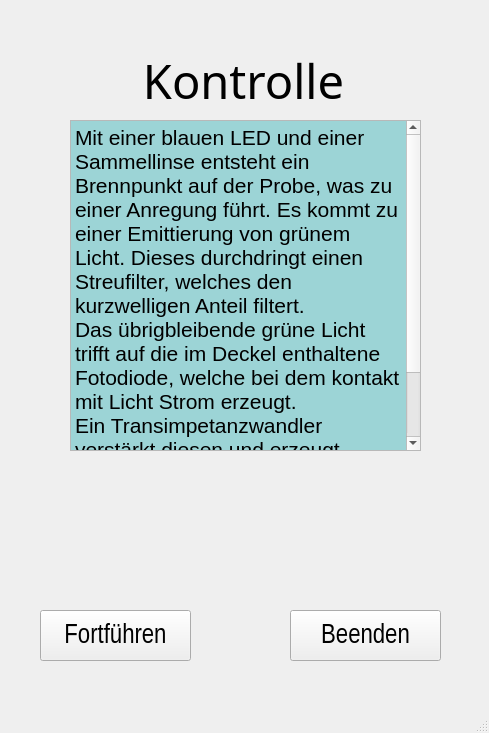
Before: the Qt Designer form dipl_Kontrolle/KontrollWindow_v1.ui in diplomarbeit-PCR/Diplomarbeit_PCR, drawn with Qt 5.
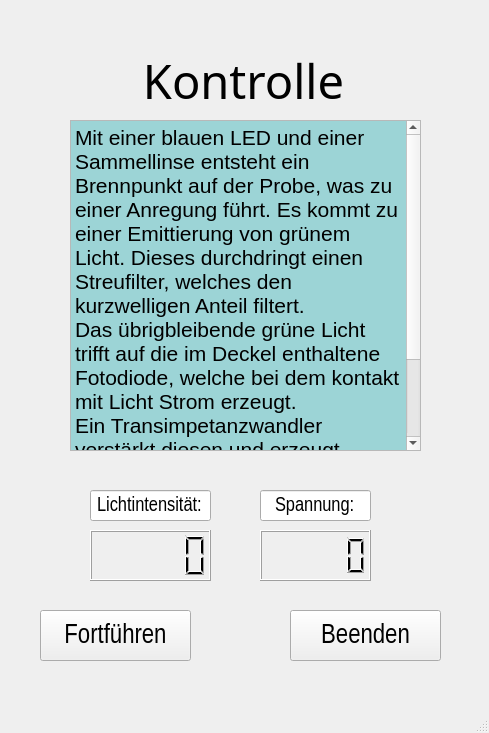
After: the same form once the commit is applied.

What changed in the file:
```diff
--- a/dipl_Kontrolle/KontrollWindow_v1.ui
+++ b/dipl_Kontrolle/KontrollWindow_v1.ui
@@ -34,7 +34,7 @@
 li.unchecked::marker { content: &quot;\2610&quot;; }
 li.checked::marker { content: &quot;\2612&quot;; }
 &lt;/style&gt;&lt;/head&gt;&lt;body style=&quot; font-family:'Segoe UI'; font-size:9pt; font-weight:400; font-style:normal;&quot; bgcolor=&quot;#9cd4d6&quot;&gt;
-&lt;p style=&quot; margin-top:12px; margin-bottom:12px; margin-left:0px; margin-right:0px; -qt-block-indent:0; text-indent:0px;&quot;&gt;&lt;span style=&quot; font-family:'Arial Narrow','sans-serif'; font-size:16pt;&quot;&gt;Mit einer blauen LED und einer Sammellinse entsteht ein Brennpunkt auf der Probe, was zu einer Anregung führt. Es kommt zu einer Emittierung von grünem Licht. Dieses durchdringt einen Streufilter, welches den kurzwelligen Anteil filtert.&lt;br /&gt;Das übrigbleibende grüne Licht trifft auf die im Deckel enthaltene Fotodiode, welche bei dem kontakt mit Licht Strom erzeugt. &lt;br /&gt;Ein Transimpetanzwandler verstärkt diesen und erzeugt Spannung. &lt;br /&gt;Der Arduino liest diese ein und misst daraus die Lichtintensität.&lt;/span&gt;&lt;/p&gt;&lt;/body&gt;&lt;/html&gt;</string>
+&lt;p style=&quot; margin-top:12px; margin-bottom:12px; margin-left:0px; margin-right:0px; -qt-block-indent:0; text-indent:0px;&quot;&gt;&lt;span style=&quot; font-family:'Arial Narrow','sans-serif'; font-size:16pt;&quot;&gt;Mit einer blauen LED und einer Sammellinse entsteht ein Brennpunkt auf der Probe, was zu einer Anregung führt. Es kommt zu einer Emittierung von grünem Licht. Dieses durchdringt einen Streufilter, welches den kurzwelligen Anteil filtert.&lt;br /&gt;Das übrigbleibende grüne Licht trifft auf die im Deckel enthaltene Fotodiode, welche bei dem kontakt mit Licht Strom erzeugt. &lt;br /&gt;Ein Transimpetanzwandler verstärkt diesen und erzeugt Spannung im mV Bereich. &lt;br /&gt;Der Arduino liest diese ein und misst daraus die Lichtintensität in Millilumen.&lt;/span&gt;&lt;/p&gt;&lt;/body&gt;&lt;/html&gt;</string>
     </property>
    </widget>
    <widget class="QLabel" name="label">
@@ -98,17 +98,74 @@
      <string>Fortführen</string>
     </property>
    </widget>
-   <widget class="QLabel" name="label_detektor">
+   <widget class="QLineEdit" name="Spg_line">
     <property name="geometry">
      <rect>
-      <x>50</x>
-      <y>470</y>
-      <width>401</width>
-      <height>101</height>
+      <x>260</x>
+      <y>490</y>
+      <width>111</width>
+      <height>31</height>
      </rect>
     </property>
+    <property name="font">
+     <font>
+      <family>Arial Narrow</family>
+      <pointsize>15</pointsize>
+     </font>
+    </property>
     <property name="text">
-     <string/>
+     <string>Spannung:</string>
+    </property>
+    <property name="alignment">
+     <set>Qt::AlignCenter</set>
+    </property>
+    <property name="readOnly">
+     <bool>true</bool>
+    </property>
+   </widget>
+   <widget class="QLCDNumber" name="Spg_detekt">
+    <property name="geometry">
+     <rect>
+      <x>260</x>
+      <y>530</y>
+      <width>111</width>
+      <height>51</height>
+     </rect>
+    </property>
+   </widget>
+   <widget class="QLCDNumber" name="Licht_detekt">
+    <property name="geometry">
+     <rect>
+      <x>90</x>
+      <y>530</y>
+      <width>121</width>
+      <height>51</height>
+     </rect>
+    </property>
+   </widget>
+   <widget class="QLineEdit" name="Licht_line">
+    <property name="geometry">
+     <rect>
+      <x>90</x>
+      <y>490</y>
+      <width>121</width>
+      <height>31</height>
+     </rect>
+    </property>
+    <property name="font">
+     <font>
+      <family>Arial Narrow</family>
+      <pointsize>15</pointsize>
+     </font>
+    </property>
+    <property name="text">
+     <string>Lichtintensität:</string>
+    </property>
+    <property name="alignment">
+     <set>Qt::AlignCenter</set>
+    </property>
+    <property name="readOnly">
+     <bool>true</bool>
     </property>
    </widget>
   </widget>
```
